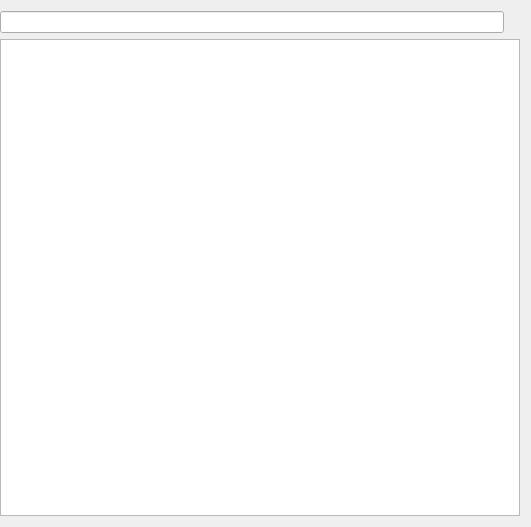
This is plots_and_stats/group_assignement/view.ui in medusabci/medusa-analyzer as Qt 5 draws it before an edit. The edited form follows.
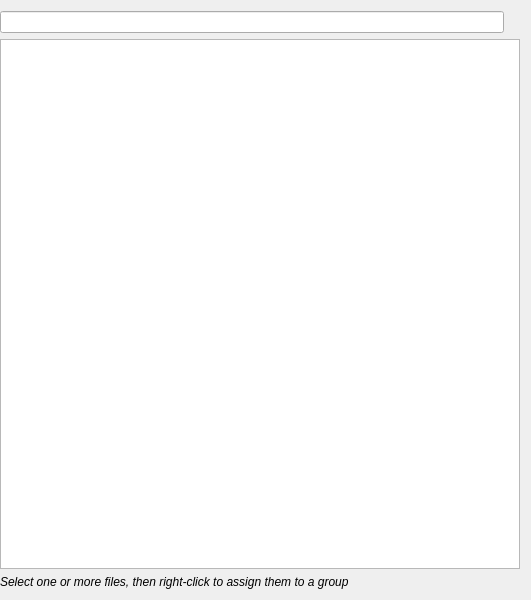
This is the edited form.

Commit message: Refactor controller and view components to enhance group assignment functionality and UI responsiveness

```diff
--- a/plots_and_stats/group_assignement/view.ui
+++ b/plots_and_stats/group_assignement/view.ui
@@ -10,7 +10,7 @@
     <x>0</x>
     <y>0</y>
     <width>531</width>
-    <height>527</height>
+    <height>600</height>
    </rect>
   </property>
   <property name="windowTitle">
@@ -43,6 +43,21 @@
    <item>
     <widget class="QTableWidget" name="tableAssignement"/>
    </item>
+   <item>
+    <widget class="QLabel" name="label">
+     <property name="font">
+      <font>
+       <italic>true</italic>
+      </font>
+     </property>
+     <property name="text">
+      <string>Select one or more files, then right-click to assign them to a group</string>
+     </property>
+    </widget>
+   </item>
+   <item>
+    <layout class="QVBoxLayout" name="groupLayout"/>
+   </item>
   </layout>
  </widget>
  <resources/>
```
The commit also changes 2 other files.
